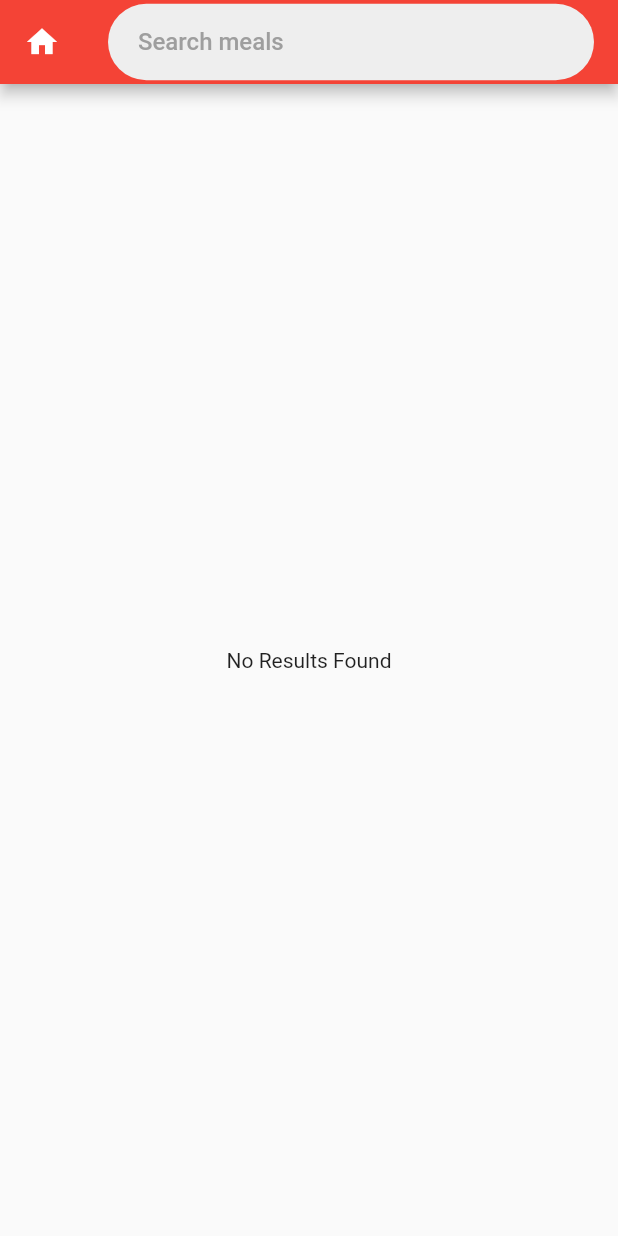
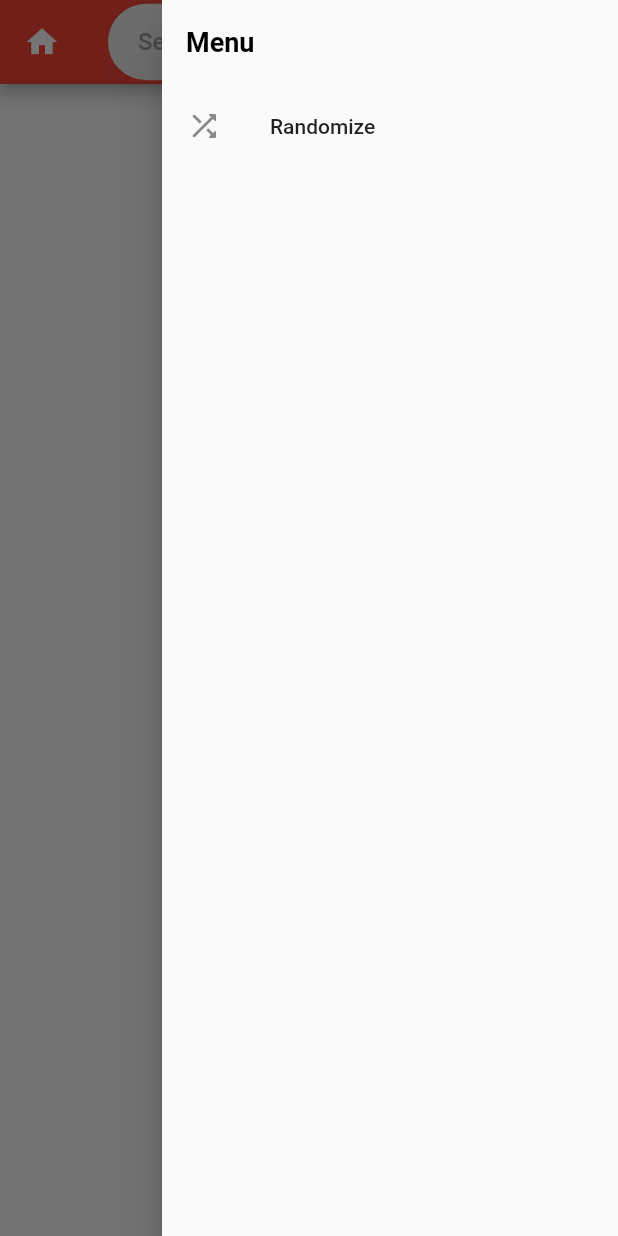
Before and after one commit to BarrsX/recipe_app, a Flutter app: the screen it shows after launch, with the side drawer open (before the commit the screen has no drawer), on a phone screen of 412 x 824 dp. Run offline on Flutter 3.47's test engine with Material 2 defaults, Android fonts, the phone set to English and light mode, and no system bars; drawn by our look-alikes of flutter_typeahead; our stand-ins replace flutter_bloc, flutter_dotenv, rxdart; network calls fail.

Commit message:
Adds back menu ☺️

```diff
--- a/lib/src/features/home/presentation/home_screen.dart
+++ b/lib/src/features/home/presentation/home_screen.dart
@@ -1,6 +1,8 @@
 import 'package:recipe_app/src/features/home/presentation/bloc/home_bloc.dart';
+import 'package:flutter_typeahead/flutter_typeahead.dart';
 import 'package:flutter/material.dart';
 
+import '../../recipe/presentation/recipe_screen.dart';
 import '../../recipe/domain/models/recipe.dart';
 
 import 'widgets/search_field.dart';
@@ -48,6 +50,16 @@ class _HomeScreenState extends State<HomeScreen> {
             homeBloc: _homeBloc,
             onHomePressed: onPressHome,
           ),
+          actions: [
+            Builder(builder: (context) {
+              return IconButton(
+                icon: const Icon(Icons.menu),
+                onPressed: () {
+                  Scaffold.of(context).openEndDrawer();
+                },
+              );
+            }),
+          ],
         ),
         body: Stack(
           children: [
@@ -109,6 +121,27 @@ class _HomeScreenState extends State<HomeScreen> {
             ),
           ],
         ),
+        endDrawer: Drawer(
+          child: ListView(
+            children: [
+              const ListTile(
+                title: Text('Menu',
+                    style: TextStyle(
+                        fontSize: 18,
+                        color: Colors.black,
+                        fontWeight: FontWeight.bold)),
+              ),
+              ListTile(
+                leading: const Icon(Icons.shuffle_rounded),
+                title: const Text('Randomize'),
+                onTap: () {
+                  _homeBloc.resetSearch();
+                  Navigator.pop(context);
+                },
+              ),
+            ],
+          ),
+        ),
       ),
     );
   }
```
